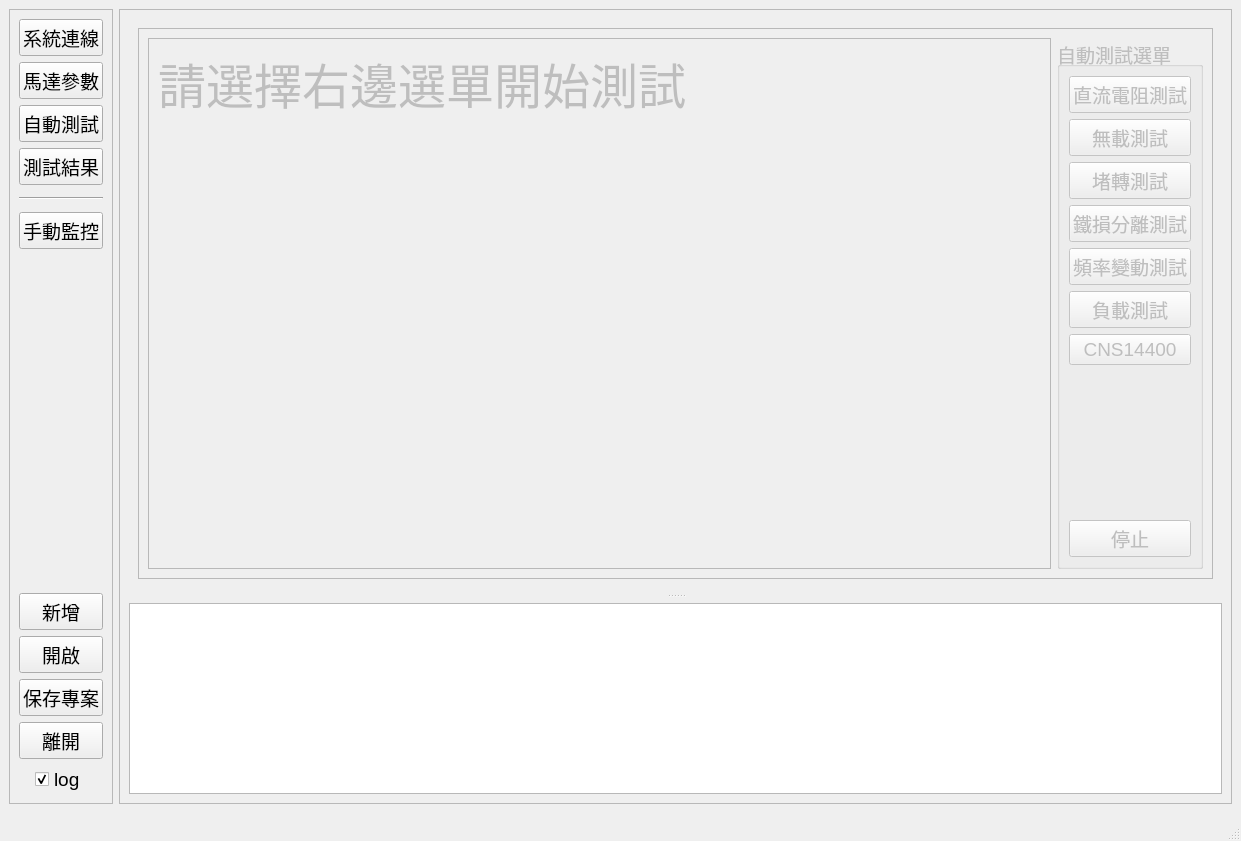
zhao-rui-NB/motor-characteristic-test, file gui/ui/main.ui: the form before one commit.
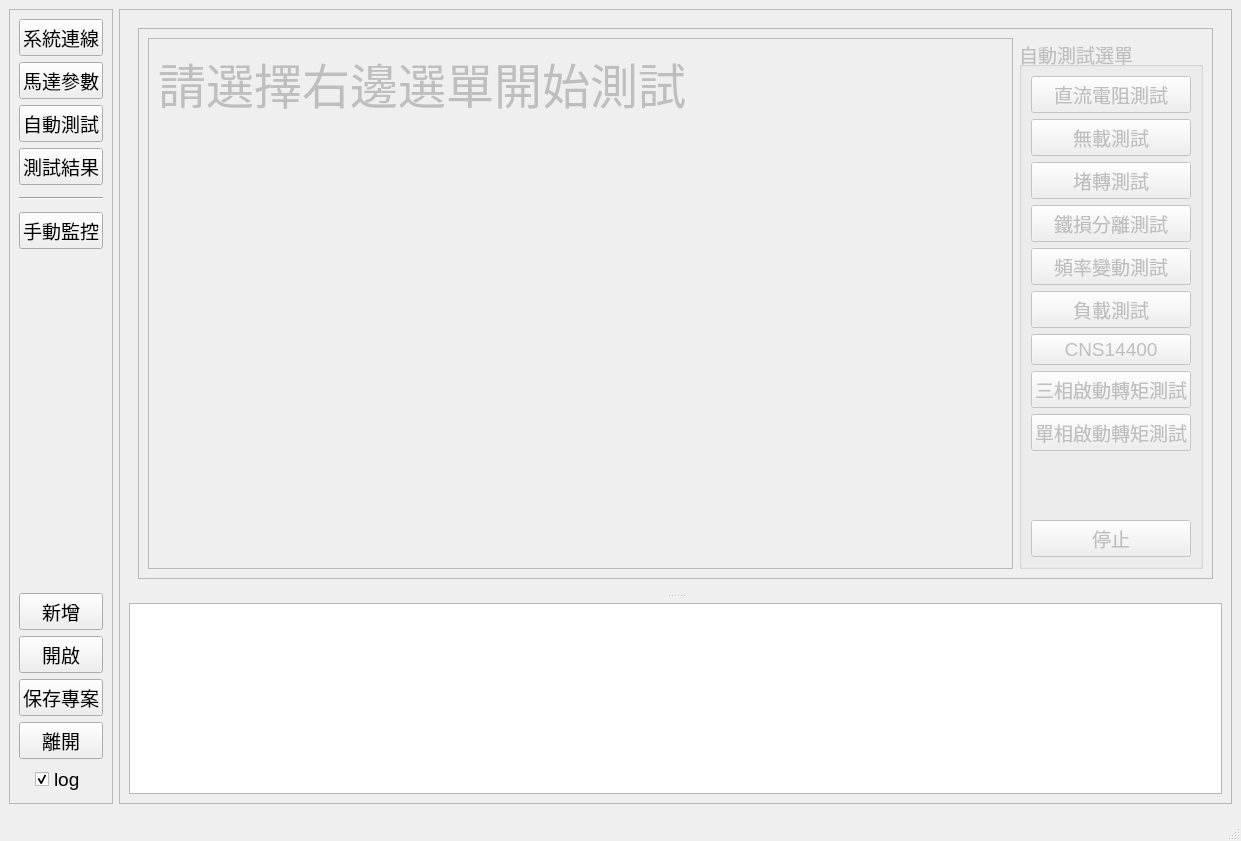
The form after the commit. Custom widgets are drawn as their Qt base class.

Commit message: add 2 start torque test

The edit to the form file:
```diff
--- a/gui/ui/main.ui
+++ b/gui/ui/main.ui
@@ -1207,6 +1207,20 @@
                      </property>
                     </widget>
                    </item>
+                   <item>
+                    <widget class="QPushButton" name="btn_three_phase_start_torque_test">
+                     <property name="text">
+                      <string>三相啟動轉矩測試</string>
+                     </property>
+                    </widget>
+                   </item>
+                   <item>
+                    <widget class="QPushButton" name="btn_single_phase_start_torque_test">
+                     <property name="text">
+                      <string>單相啟動轉矩測試</string>
+                     </property>
+                    </widget>
+                   </item>
                    <item>
                     <spacer name="verticalSpacer_2">
                      <property name="orientation">
```
Left out of the diff: 12 changed lines with no effect on the pictures. The commit also changes 28 other files.
